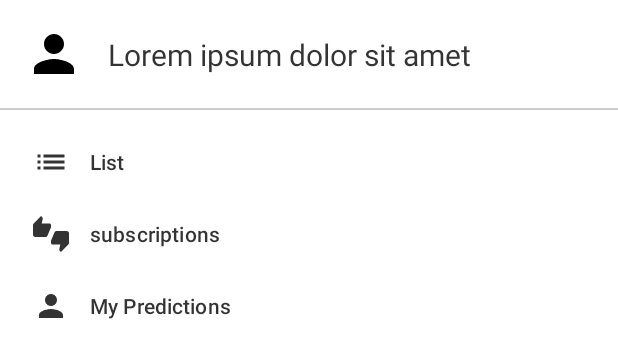
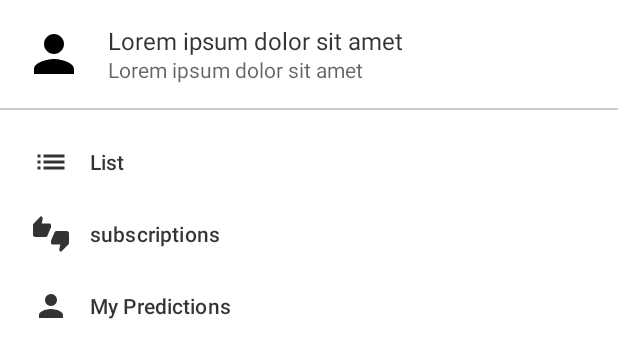
Before and after one commit to offvanHooijdonk/gomeltour, an Android app: the layout fr_bottom_navigation.xml on its own in the app's theme, with its tools: preview values and no code run, on a phone screen of 412 x 824 dp. Shown: the top 358 px of the screen. Run offline under Robolectric (Android 15) with nearby library versions, the phone set to English and light mode, and no system bars.

Commit message:
Adding email to User. Displaying email in Navigation Bottom dialog

```diff
--- a/app/src/main/java/com/tobe/prediction/model/auth/AuthFirebase.kt
+++ b/app/src/main/java/com/tobe/prediction/model/auth/AuthFirebase.kt
@@ -15,7 +15,7 @@ import javax.inject.Inject
 class AuthFirebase @Inject constructor() {
     fun signIn(credential: AuthCredential): Maybe<UserBean> =
             RxFirebaseAuth.signInWithCredential(FirebaseAuth.getInstance(), credential)
-                    .map { result -> createUser(result.user.uid) }
+                    .map { result -> createUser(id = result.user.uid) }
 
     fun signOut() {
         FirebaseAuth.getInstance().signOut()
--- a/app/src/main/java/com/tobe/prediction/model/auth/AuthGoogle.kt
+++ b/app/src/main/java/com/tobe/prediction/model/auth/AuthGoogle.kt
@@ -50,6 +50,7 @@ class AuthGoogle @Inject constructor() {
             authFirebase.signIn(credential)
                     .doOnSuccess { user ->
                         account.displayName?.let { user.name = it }
+                        account.email?.let { user.email = it }
                         account.id?.let { user.accountKey = it }
                         account.photoUrl?.let { user.photoUrl = it.toString() }
                     }
--- a/app/src/main/java/com/tobe/prediction/presentation/ui/BottomNavigationDialog.kt
+++ b/app/src/main/java/com/tobe/prediction/presentation/ui/BottomNavigationDialog.kt
@@ -25,6 +25,7 @@ class BottomNavigationDialog : BottomSheetDialogFragment() {
         super.onViewCreated(view, savedInstanceState)
 
         txtUserName.text = Session.user!!.name
+        txtUserEmail.text = Session.user!!.email
         if (Session.user!!.photoUrl != null) {
             Glide.with(requireContext()).load(Session.user!!.photoUrl).into(imgAvatar)
         }
--- a/app/src/main/res/color/drawer_item.xml
+++ b/app/src/main/res/color/drawer_item.xml
@@ -1,5 +1,5 @@
 <?xml version="1.0" encoding="utf-8"?>
 <selector xmlns:android="http://schemas.android.com/apk/res/android">
     <item android:color="@color/colorAccentDark" android:state_checked="true" />
-    <item android:color="@color/commonText" android:state_checked="false"/>
+    <item android:color="@color/text_main" android:state_checked="false"/>
 </selector>
--- a/app/src/main/res/layout/fr_bottom_navigation.xml
+++ b/app/src/main/res/layout/fr_bottom_navigation.xml
@@ -23,11 +23,22 @@
         android:ellipsize="end"
         android:maxLines="1"
         android:text="@string/fish_short"
-        android:textSize="20sp"
-        android:textColor="@color/commonText"
-        app:layout_constraintBottom_toBottomOf="@id/imgAvatar"
+        android:textSize="16sp"
+        android:textColor="@color/text_main"
         app:layout_constraintStart_toEndOf="@id/imgAvatar"
         app:layout_constraintTop_toTopOf="@id/imgAvatar" />
+
+    <TextView
+        android:id="@+id/txtUserEmail"
+        android:layout_width="wrap_content"
+        android:layout_height="wrap_content"
+        android:ellipsize="end"
+        android:maxLines="1"
+        android:text="@string/fish_short"
+        android:textSize="14sp"
+        android:textColor="@color/text_ordinary"
+        app:layout_constraintStart_toStartOf="@id/txtUserName"
+        app:layout_constraintBottom_toBottomOf="@id/imgAvatar" />
 
     <View
         android:layout_width="match_parent"
--- a/app/src/main/res/values/colors.xml
+++ b/app/src/main/res/values/colors.xml
@@ -17,7 +17,8 @@
     <color name="colorAccentLite">#66ffda</color>
     <color name="colorAccentDark">#00a379</color>-->
     <color name="accentText">#FFFFFF</color>
-    <color name="commonText">#cc000000</color>
+    <color name="text_main">#cc000000</color>
+    <color name="text_ordinary">#99000000</color>
     <color name="logoWine">@color/colorPrimary</color>
 
     <color name="logonBackground">@color/colorPrimaryLite</color>
```
Also changed, not shown: app/src/main/java/com/tobe/prediction/domain/UserBean.kt (+8 -2 lines).
